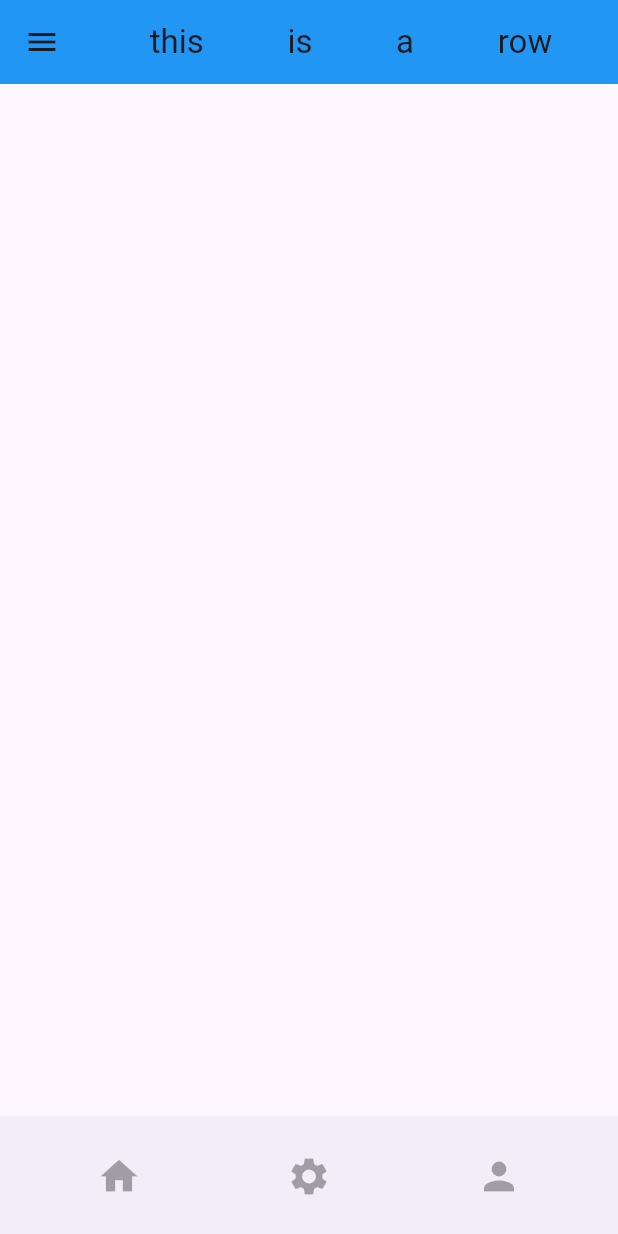
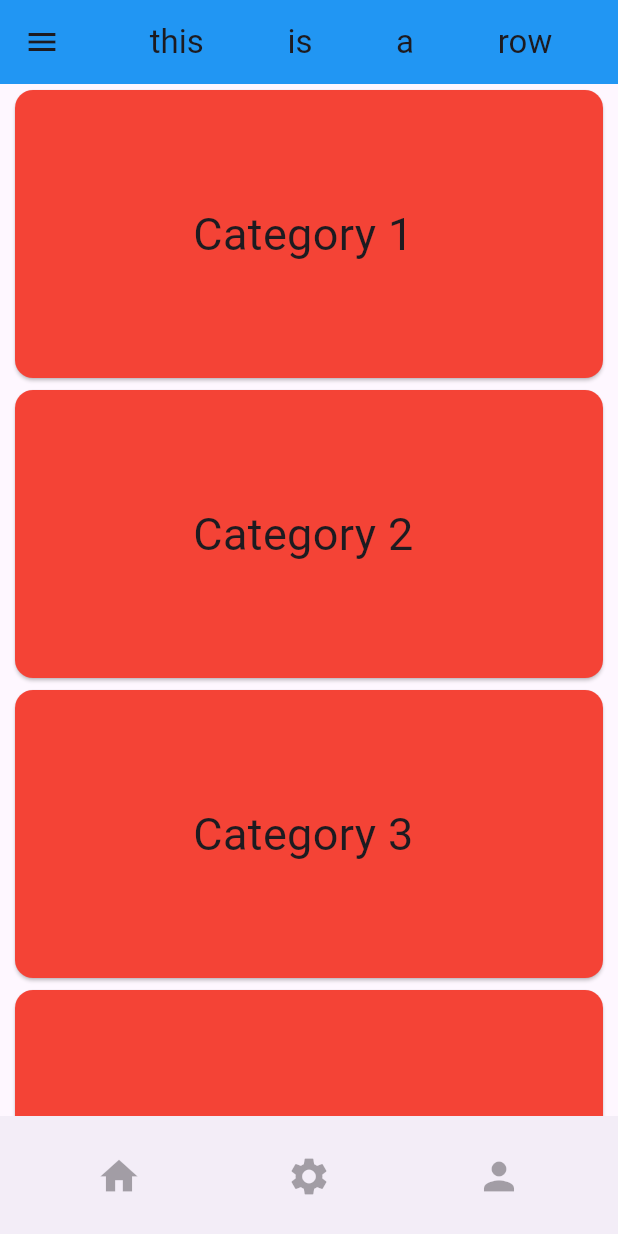
Before and after one commit to Nandita09-tech/flutter_basic_widget, a Flutter app: the screen it shows after launch, on a phone screen of 412 x 824 dp. Run offline on Flutter 3.47's test engine with Material 3 defaults, Android fonts, the phone set to English and light mode, and no system bars.

Commit message:
width and height

```diff
--- a/lib/main.dart
+++ b/lib/main.dart
@@ -1,5 +1,6 @@
 import 'package:flutter/material.dart';
-import 'package:flutter/widgets.dart';
+
+import 'package:flutter_basic_widget/screens/list_body.dart';
 
 void main() {
   runApp(const MainApp());
@@ -24,10 +25,21 @@ class MainApp extends StatelessWidget {
             ],
           ),
         ),
+        body: ListView.builder(
+          itemBuilder: (BuildContext context, int index) {
+            return numbers[index];
+          },
+          itemCount: numbers.length,
+        ),
         drawer: Drawer(
             child: ListView(
           children: const [
-            DrawerHeader(),
+            DrawerHeader(
+              child: Text('Header'),
+              decoration: BoxDecoration(
+                color: Colors.black,
+              ),
+            ),
             ListTile(
               title: Text("Item 1"),
             ),
--- /dev/null
+++ b/lib/screens/list_body.dart
@@ -0,0 +1,34 @@
+import 'package:flutter/cupertino.dart';
+import 'package:flutter/material.dart';
+import 'dart:ui';
+import 'package:flutter/widgets.dart';
+
+List<String> categories = [
+  "Category 1 ",
+  "Category 2 ",
+  "Category 3 ",
+  "Category 4 ",
+  "Category 5 ",
+  "Category 6 ",
+  "Category 7 ",
+  "Category 8 ",
+];
+
+List<Widget> numbers = [
+  Column(
+    children: [
+      for (int i = 0; i < categories.length; i++)
+        SizedBox(
+          height: 200,
+          width: 400,
+          child: Card(
+              color: Colors.red,
+              child: Center(
+                  child: Text(
+                categories[i],
+                style: TextStyle(fontSize: 30),
+              ))),
+        )
+    ],
+  ),
+];
```
